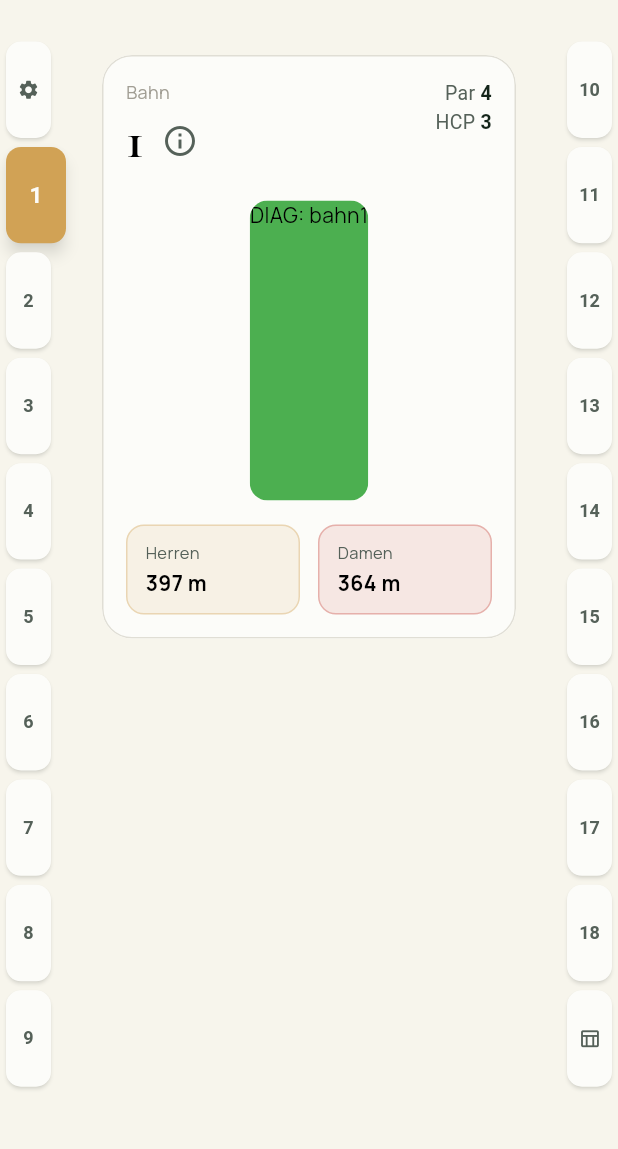
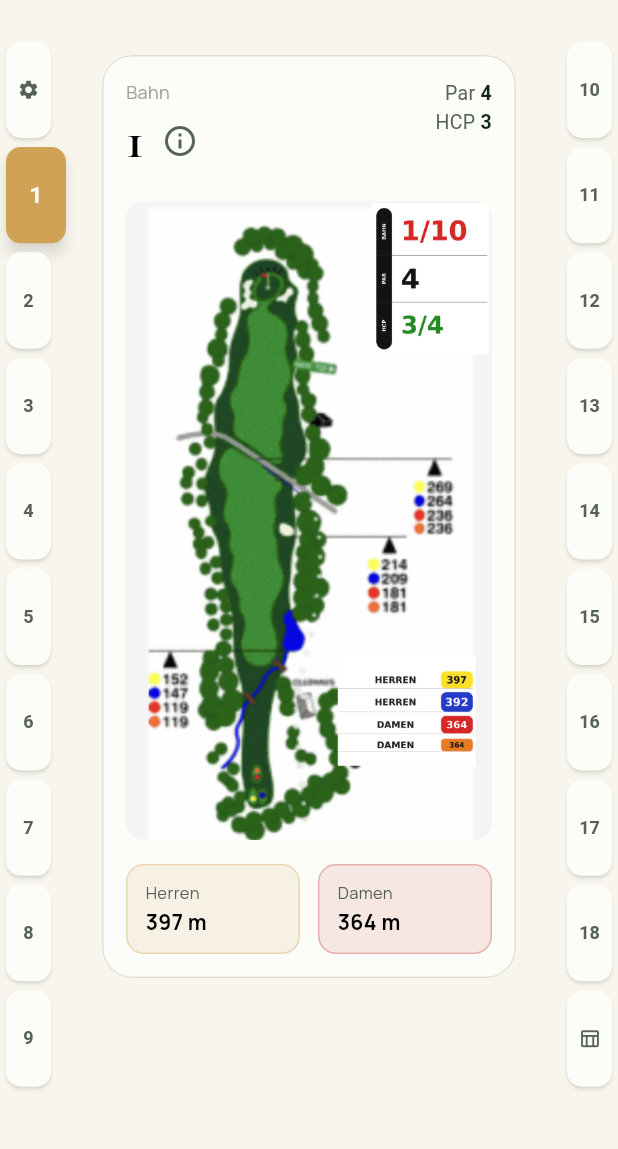
Before and after one commit to carstenroesner/gc-winterberg-birdie-book, a Flutter app: the MainPagerScreen screen opened directly, swiped to page 2, on a phone screen of 412 x 824 dp, the part 65-1214 px from its top. Run offline on Flutter 3.47's test engine with Material 3 defaults, Android fonts, the phone set to English and light mode, and no system bars; our stand-ins replace flutter_slidable, path_drawing, pdf, printing, shared_preferences; accounts and stored records are empty.

Commit message:
Fix: fehlendes SharedPreferences-Mock in hole_page_test.dart behoben (CI-Hänger-Root-Cause); Diagnose-Bisektion zurückgebaut
Root Cause des >10-minütigen CI-Hängers gefunden: hole_page_test.dart
rief locale.load() auf, ohne vorher SharedPreferences.setMockInitialValues({})
zu setzen (anders als locale_service_test.dart und main_pager_flow_test.dart,
wo dieses Setup Konvention ist). Ohne Mock blockiert der
SharedPreferences-Plugin-Kanal in der Testumgebung dauerhaft, da kein
Handler antwortet - unabhängig von den zuvor verdächtigten Bahnenbildern
oder der pubspec-Asset-Deklaration (beide zur Bisektion vorübergehend
entfernt und jetzt wiederhergestellt). Fix: setUp() mit dem Mock ergänzt.
CI-Workflow auf die einfache Testform zurückgebaut.

Co-Authored-By: Claude Sonnet 5 <noreply@anthropic.com>
Claude-Session: https://claude.ai/code/session_01Un7GgHuCtpYcXc16tUZcef

```diff
--- a/lib/widgets/hole_page.dart
+++ b/lib/widgets/hole_page.dart
@@ -107,10 +107,9 @@ class HolePage extends StatelessWidget {
                     constraints: const BoxConstraints(maxWidth: 320),
                     child: ClipRRect(
                       borderRadius: BorderRadius.circular(12),
-                      child: Container(
-                        height: 200,
-                        color: Colors.green,
-                        child: Text('DIAG: bahn$physicalN'),
+                      child: Image.asset(
+                        'assets/holes/bahn$physicalN.png',
+                        fit: BoxFit.contain,
                       ),
                     ),
                   ),
--- a/pubspec.yaml
+++ b/pubspec.yaml
@@ -27,6 +27,7 @@ flutter:
   uses-material-design: true
   assets:
     - assets/logo.png
+    - assets/holes/
   fonts:
     - family: Manrope
       fonts:
```
Also changed, not shown: 2 other files.
